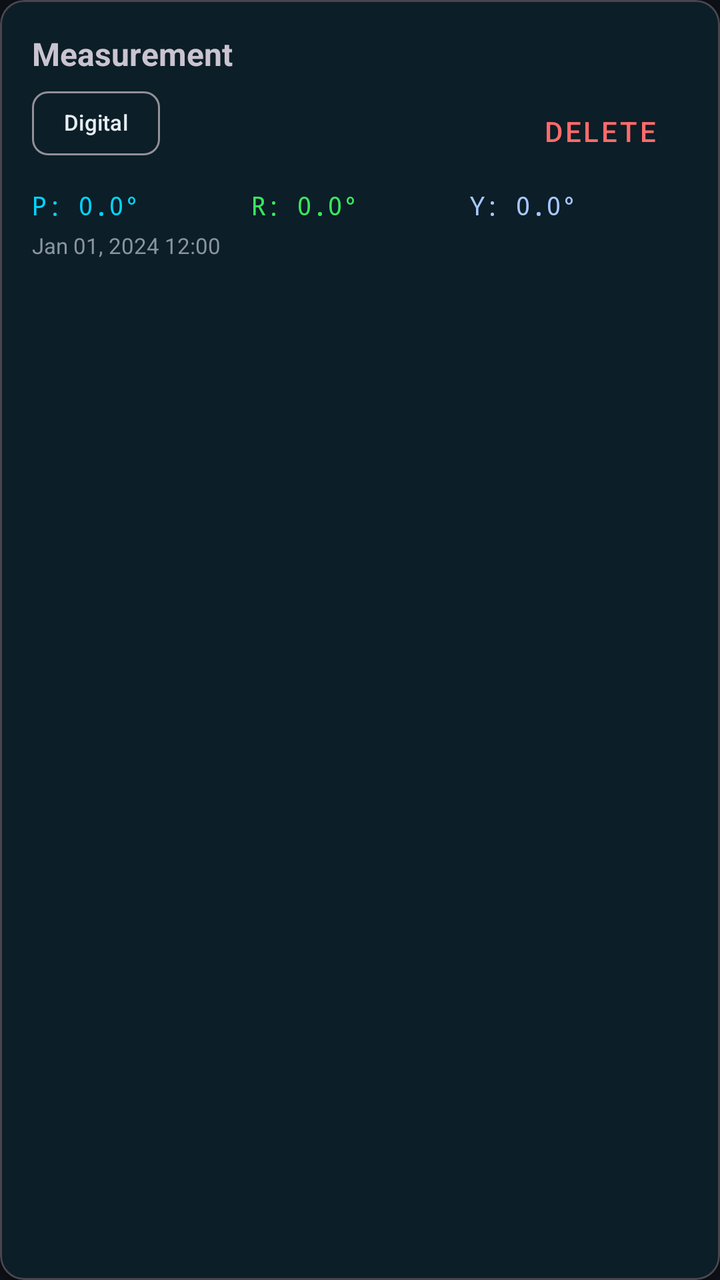
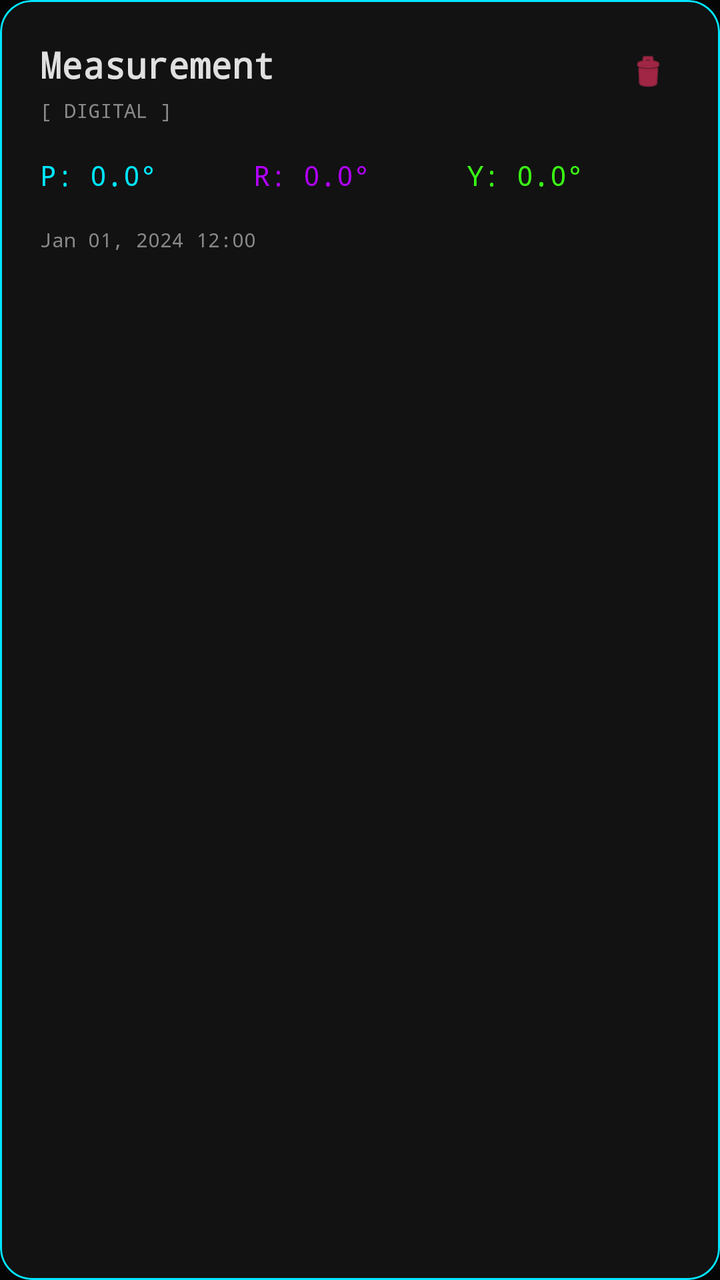

The first picture is an Android layout as it rendered before a commit; the second is the same layout after the commit. The layout source and the unified diff follow.
<!-- AndroidManifest.xml: application theme Theme.MeasureAngle -->
<!-- res/layout/item_measurement.xml -->
<?xml version="1.0" encoding="utf-8"?>
<com.google.android.material.card.MaterialCardView
    xmlns:android="http://schemas.android.com/apk/res/android"
    xmlns:app="http://schemas.android.com/apk/res-auto"
    android:layout_width="match_parent"
    android:layout_height="wrap_content"
    android:layout_margin="8dp"
    app:cardCornerRadius="12dp"
    app:cardElevation="2dp">

    <androidx.constraintlayout.widget.ConstraintLayout
        android:layout_width="match_parent"
        android:layout_height="wrap_content"
        android:padding="16dp">

        <TextView
            android:id="@+id/tv_label"
            android:layout_width="0dp"
            android:layout_height="wrap_content"
            android:text="Measurement"
            android:textSize="16sp"
            android:textStyle="bold"
            app:layout_constraintTop_toTopOf="parent"
            app:layout_constraintStart_toStartOf="parent"
            app:layout_constraintEnd_toStartOf="@id/btn_delete" />

        <com.google.android.material.chip.Chip
            android:id="@+id/tv_mode"
            android:layout_width="wrap_content"
            android:layout_height="wrap_content"
            android:text="Digital"
            android:textSize="11sp"
            app:layout_constraintTop_toBottomOf="@id/tv_label"
            app:layout_constraintStart_toStartOf="parent" />

        <LinearLayout
            android:id="@+id/angles_layout"
            android:layout_width="0dp"
            android:layout_height="wrap_content"
            android:orientation="horizontal"
            android:layout_marginTop="8dp"
            app:layout_constraintTop_toBottomOf="@id/tv_mode"
            app:layout_constraintStart_toStartOf="parent"
            app:layout_constraintEnd_toEndOf="parent">

            <TextView
                android:id="@+id/tv_pitch"
                android:layout_width="0dp"
                android:layout_height="wrap_content"
                android:layout_weight="1"
                android:text="P: 0.0°"
                android:textSize="13sp"
                android:fontFamily="monospace"
                android:textColor="?attr/colorPrimary" />

            <TextView
                android:id="@+id/tv_roll"
                android:layout_width="0dp"
                android:layout_height="wrap_content"
                android:layout_weight="1"
                android:text="R: 0.0°"
                android:textSize="13sp"
                android:fontFamily="monospace"
                android:textColor="?attr/colorTertiary" />

            <TextView
                android:id="@+id/tv_yaw"
                android:layout_width="0dp"
                android:layout_height="wrap_content"
                android:layout_weight="1"
                android:text="Y: 0.0°"
                android:textSize="13sp"
                android:fontFamily="monospace"
                android:textColor="?attr/colorSecondary" />
        </LinearLayout>

        <TextView
            android:id="@+id/tv_timestamp"
            android:layout_width="0dp"
            android:layout_height="wrap_content"
            android:text="Jan 01, 2024 12:00"
            android:textSize="11sp"
            android:textColor="?attr/colorOnSurfaceVariant"
            android:layout_marginTop="4dp"
            app:layout_constraintTop_toBottomOf="@id/angles_layout"
            app:layout_constraintStart_toStartOf="parent"
            app:layout_constraintEnd_toEndOf="parent" />

        <com.google.android.material.button.MaterialButton
            android:id="@+id/btn_delete"
            style="@style/Widget.MaterialComponents.Button.TextButton"
            android:layout_width="wrap_content"
            android:layout_height="wrap_content"
            android:text="Delete"
            android:textColor="?attr/colorError"
            app:layout_constraintTop_toTopOf="parent"
            app:layout_constraintEnd_toEndOf="parent"
            app:layout_constraintBottom_toTopOf="@id/tv_timestamp" />

    </androidx.constraintlayout.widget.ConstraintLayout>
</com.google.android.material.card.MaterialCardView>
<!-- resources referenced by this layout -->
<resources>
  <style name="Theme.MeasureAngle" parent="Theme.Material3.Dark.NoActionBar">
          <item name="colorPrimary">@color/primary</item>
          <item name="colorOnPrimary">@color/on_primary</item>
          <item name="colorPrimaryContainer">@color/primary_container</item>
          <item name="colorSecondary">@color/secondary</item>
          <item name="colorTertiary">@color/tertiary</item>
          <item name="colorSurface">@color/surface</item>
          <item name="colorSurfaceVariant">@color/surface_variant</item>
          <item name="colorOnSurface">@color/on_surface</item>
          <item name="colorOnSurfaceVariant">@color/on_surface_variant</item>
          <item name="colorError">@color/error</item>
          <item name="android:windowBackground">@color/surface</item>
      </style>
  <color name="primary">#00D4FF</color>
  <color name="on_primary">#001F2A</color>
  <color name="primary_container">#003547</color>
  <color name="secondary">#A8C8FF</color>
  <color name="tertiary">#39E75F</color>
  <color name="surface">#0D1117</color>
  <color name="surface_variant">#161B22</color>
  <color name="on_surface">#E6EDF3</color>
  <color name="on_surface_variant">#8B949E</color>
  <color name="error">#FF6B6B</color>
</resources>

<!-- the commit's change to res/layout/item_measurement.xml (unified diff, before → after) -->
@@ -4,32 +4,41 @@
     xmlns:app="http://schemas.android.com/apk/res-auto"
     android:layout_width="match_parent"
     android:layout_height="wrap_content"
-    android:layout_margin="8dp"
-    app:cardCornerRadius="12dp"
-    app:cardElevation="2dp">
+    android:layout_marginHorizontal="16dp"
+    android:layout_marginVertical="8dp"
+    app:cardBackgroundColor="#0DFFFFFF"
+    app:strokeColor="?attr/colorPrimary"
+    app:strokeWidth="1dp"
+    app:cardCornerRadius="16dp"
+    app:cardElevation="0dp">
 
     <androidx.constraintlayout.widget.ConstraintLayout
         android:layout_width="match_parent"
         android:layout_height="wrap_content"
-        android:padding="16dp">
+        android:padding="20dp">
 
         <TextView
             android:id="@+id/tv_label"
             android:layout_width="0dp"
             android:layout_height="wrap_content"
             android:text="Measurement"
-            android:textSize="16sp"
+            android:textSize="18sp"
+            android:fontFamily="monospace"
             android:textStyle="bold"
+            android:textColor="?attr/colorOnSurface"
             app:layout_constraintTop_toTopOf="parent"
             app:layout_constraintStart_toStartOf="parent"
             app:layout_constraintEnd_toStartOf="@id/btn_delete" />
 
-        <com.google.android.material.chip.Chip
+        <TextView
             android:id="@+id/tv_mode"
             android:layout_width="wrap_content"
             android:layout_height="wrap_content"
-            android:text="Digital"
-            android:textSize="11sp"
+            android:text="[ DIGITAL ]"
+            android:textSize="10sp"
+            android:fontFamily="monospace"
+            android:textColor="?attr/colorOnSurfaceVariant"
+            android:layout_marginTop="4dp"
             app:layout_constraintTop_toBottomOf="@id/tv_label"
             app:layout_constraintStart_toStartOf="parent" />
 
@@ -38,7 +47,7 @@
             android:layout_width="0dp"
             android:layout_height="wrap_content"
             android:orientation="horizontal"
-            android:layout_marginTop="8dp"
+            android:layout_marginTop="16dp"
             app:layout_constraintTop_toBottomOf="@id/tv_mode"
             app:layout_constraintStart_toStartOf="parent"
             app:layout_constraintEnd_toEndOf="parent">
@@ -49,7 +58,7 @@
                 android:layout_height="wrap_content"
                 android:layout_weight="1"
                 android:text="P: 0.0°"
-                android:textSize="13sp"
+                android:textSize="14sp"
                 android:fontFamily="monospace"
                 android:textColor="?attr/colorPrimary" />
 
@@ -59,9 +68,9 @@
                 android:layout_height="wrap_content"
                 android:layout_weight="1"
                 android:text="R: 0.0°"
-                android:textSize="13sp"
+                android:textSize="14sp"
                 android:fontFamily="monospace"
-                android:textColor="?attr/colorTertiary" />
+                android:textColor="?attr/colorSecondary" />
 
             <TextView
                 android:id="@+id/tv_yaw"
@@ -69,9 +78,9 @@
                 android:layout_height="wrap_content"
                 android:layout_weight="1"
                 android:text="Y: 0.0°"
-                android:textSize="13sp"
+                android:textSize="14sp"
                 android:fontFamily="monospace"
-                android:textColor="?attr/colorSecondary" />
+                android:textColor="?attr/colorTertiary" />
         </LinearLayout>
 
         <TextView
@@ -79,23 +88,24 @@
             android:layout_width="0dp"
             android:layout_height="wrap_content"
             android:text="Jan 01, 2024 12:00"
-            android:textSize="11sp"
+            android:textSize="10sp"
+            android:fontFamily="monospace"
             android:textColor="?attr/colorOnSurfaceVariant"
-            android:layout_marginTop="4dp"
+            android:layout_marginTop="16dp"
             app:layout_constraintTop_toBottomOf="@id/angles_layout"
             app:layout_constraintStart_toStartOf="parent"
             app:layout_constraintEnd_toEndOf="parent" />
 
-        <com.google.android.material.button.MaterialButton
+        <ImageView
             android:id="@+id/btn_delete"
-            style="@style/Widget.MaterialComponents.Button.TextButton"
-            android:layout_width="wrap_content"
-            android:layout_height="wrap_content"
-            android:text="Delete"
-            android:textColor="?attr/colorError"
+            android:layout_width="32dp"
+            android:layout_height="32dp"
+            android:padding="6dp"
+            android:src="@android:drawable/ic_menu_delete"
+            app:tint="?attr/colorError"
+            android:background="?attr/selectableItemBackgroundBorderless"
             app:layout_constraintTop_toTopOf="parent"
-            app:layout_constraintEnd_toEndOf="parent"
-            app:layout_constraintBottom_toTopOf="@id/tv_timestamp" />
+            app:layout_constraintEnd_toEndOf="parent" />
 
     </androidx.constraintlayout.widget.ConstraintLayout>
 </com.google.android.material.card.MaterialCardView>
<!-- resource entries referenced after the edit -->
@@ -13,15 +13,15 @@
           <item name="colorError">@color/error</item>
           <item name="android:windowBackground">@color/surface</item>
       </style>
-  <color name="primary">#00D4FF</color>
-  <color name="on_primary">#001F2A</color>
-  <color name="primary_container">#003547</color>
-  <color name="secondary">#A8C8FF</color>
-  <color name="tertiary">#39E75F</color>
-  <color name="surface">#0D1117</color>
-  <color name="surface_variant">#161B22</color>
-  <color name="on_surface">#E6EDF3</color>
-  <color name="on_surface_variant">#8B949E</color>
-  <color name="error">#FF6B6B</color>
+  <color name="primary">#00E5FF</color>
+  <color name="on_primary">#00111A</color>
+  <color name="primary_container">#00334D</color>
+  <color name="secondary">#B300FF</color>
+  <color name="tertiary">#39FF14</color>
+  <color name="surface">#050505</color>
+  <color name="surface_variant">#111111</color>
+  <color name="on_surface">#E0E0E0</color>
+  <color name="on_surface_variant">#888888</color>
+  <color name="error">#FF3366</color>
 </resources>
 
